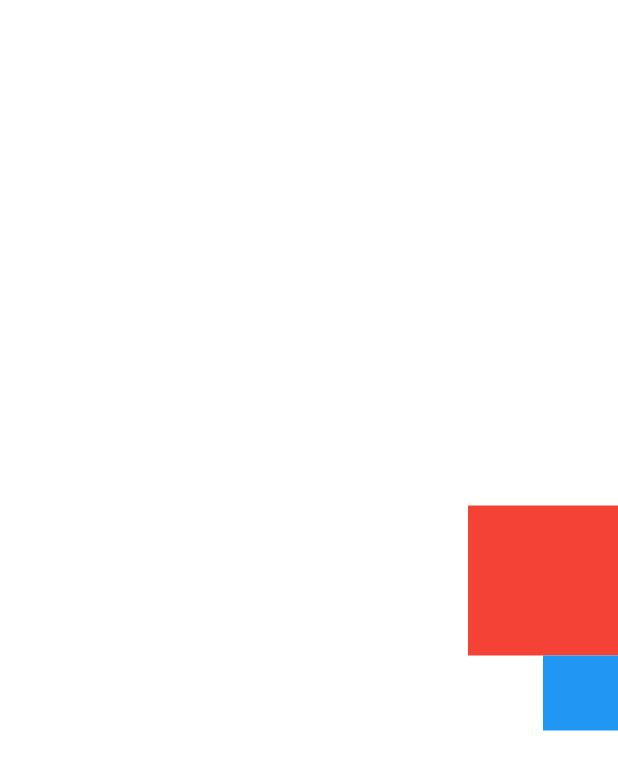
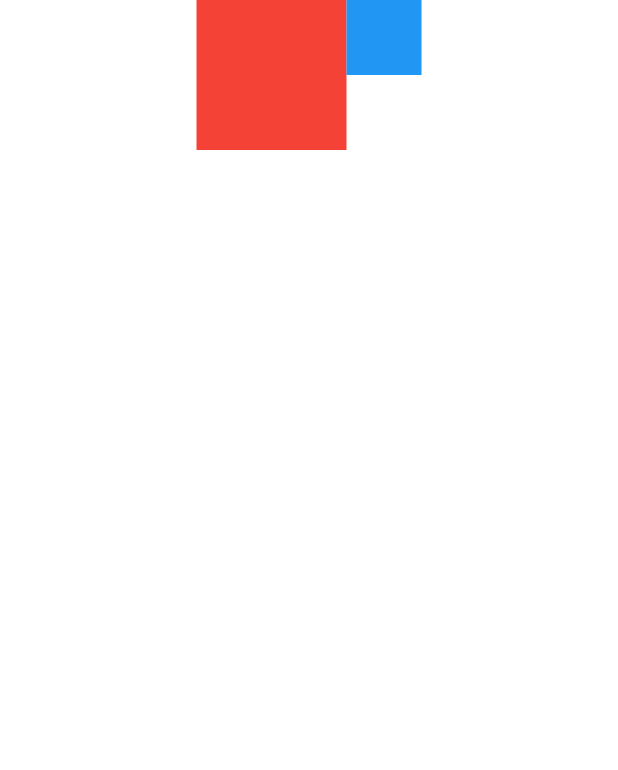
Before and after one commit to mvaraujo1977/flutter_first, a Flutter app: the screen it shows after launch, on a phone screen of 412 x 824 dp. Shown: the top 770 px of the screen. Run offline on Flutter 3.47's test engine with Material 3 defaults, Android fonts, the phone set to English and light mode, and no system bars.

Commit message:
funçao Row

```diff
--- a/lib/main.dart
+++ b/lib/main.dart
@@ -16,9 +16,9 @@ class MyApp extends StatelessWidget {
         colorScheme: ColorScheme.fromSeed(seedColor: Colors.deepPurple),
         useMaterial3: true,
       ),
-      home: Column(
+      home: Row(
         mainAxisAlignment: MainAxisAlignment.center,
-        crossAxisAlignment: CrossAxisAlignment.end,
+        crossAxisAlignment: CrossAxisAlignment.start,
         children: [
           Container(height: 100, width: 100, color: Colors.red),
           Container(height: 50, width: 50, color: Colors.blue),
```
